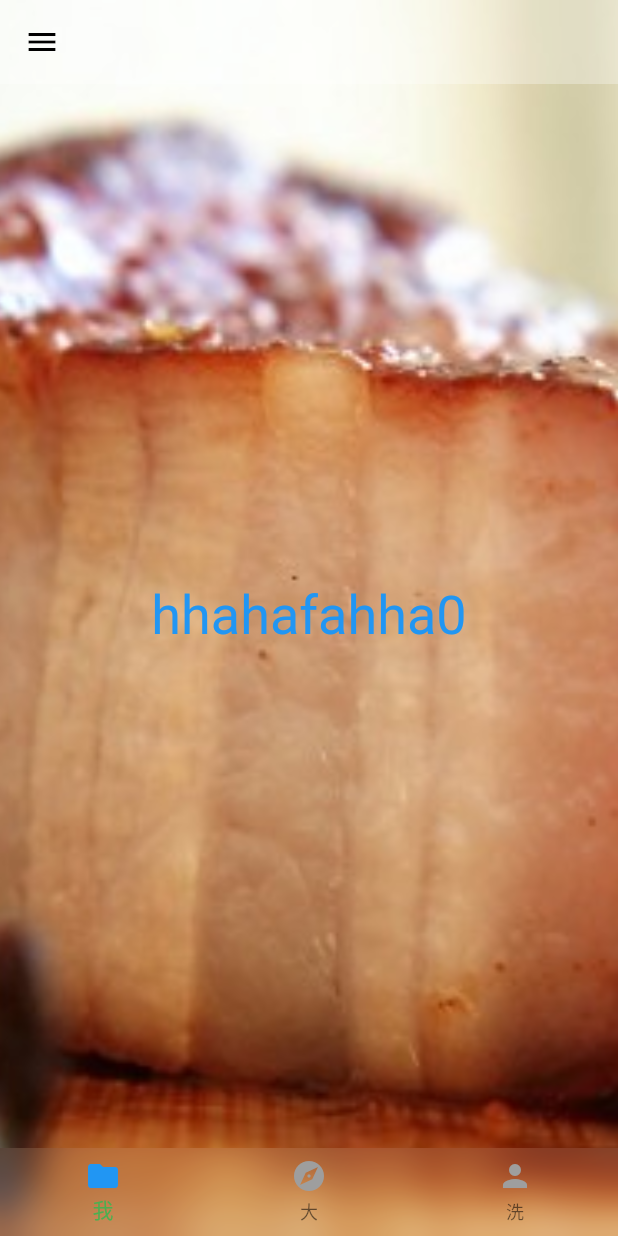
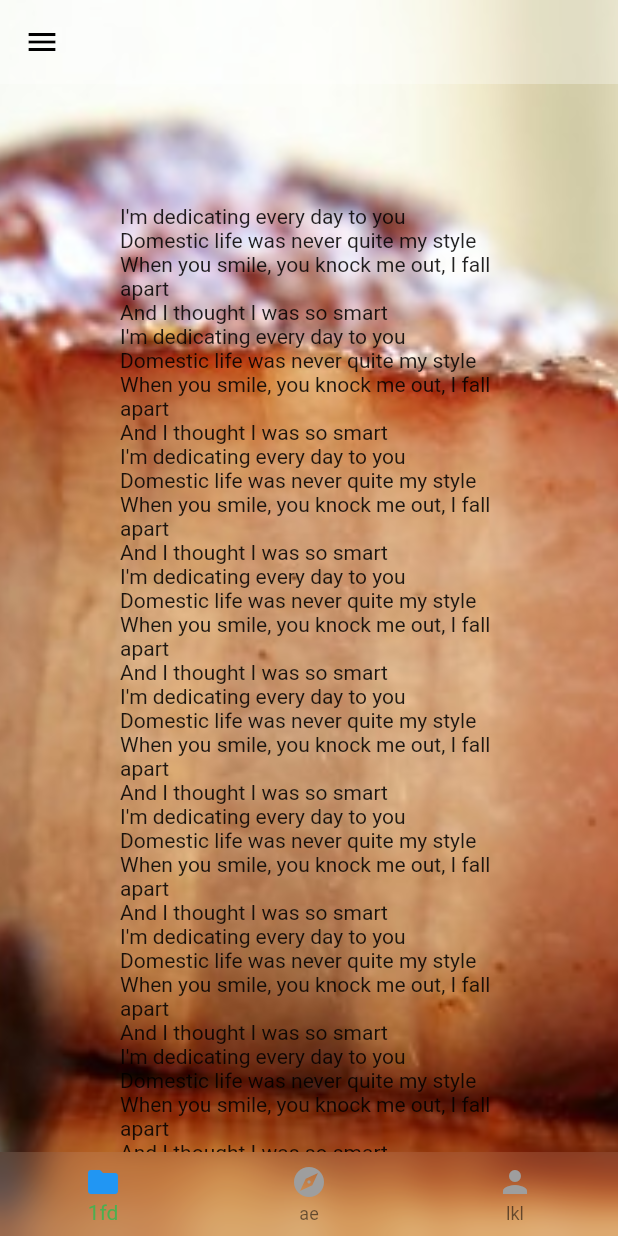
Before and after one commit to carpediemvv/flutter_buildself, a Flutter app: the screen it shows after launch, on a phone screen of 412 x 824 dp. Run offline on Flutter 3.47's test engine with Material 2 defaults, Android fonts, the light colour scheme and no system bars.

Commit message:
增加测试数据

```diff
--- a/lib/main.dart
+++ b/lib/main.dart
@@ -1,6 +1,4 @@
 import 'package:flutter/material.dart';
-import 'package:puyang/ExercisePage.dart';
-import 'package:puyang/CookingPage.dart';
 import 'package:puyang/tab_navigator.dart';
 
 import 'Test/ongenerateRoute.dart';
--- a/lib/tab_navigator.dart
+++ b/lib/tab_navigator.dart
@@ -2,10 +2,8 @@ import 'dart:ui';
 
 import 'package:flutter/cupertino.dart';
 import 'package:flutter/material.dart';
-import 'package:puyang/ExercisePage.dart';
 import 'package:puyang/widget/BlurOvalWidget.dart';
 
-import 'Test/test.dart';
 ///底部导航框架
 class TabNavigator extends StatefulWidget {
   @override
@@ -31,7 +29,36 @@ class _TabNavigatorState extends State<TabNavigator> {
           child: Stack(
             children: [
               Scaffold(
-                appBar: AppBar(
+                appBar: _topbar(),
+                backgroundColor: Colors.transparent,
+                drawer: _drawer(),
+                body: _body(),
+                bottomNavigationBar: BlurOvalWidget(BottomNavigationBar(
+                  elevation: 0,
+                  backgroundColor: Colors.transparent,
+                  currentIndex: _currentIndex,
+                  onTap: (index) {
+                    //修改状态
+                    setState(() {
+                      _currentIndex = index;
+                    });
+                  },
+                  items: [
+                    _bottomItem('1fd', Icons.folder, 0),
+                    _bottomItem('ae', Icons.explore, 1),
+                    _bottomItem('lkl', Icons.person, 2),
+                  ],
+                ),)
+              ),
+            ],
+          ),
+        )
+    );
+  }
+
+  //顶部导航栏
+  _topbar(){
+    return AppBar(
       leading: Builder(
         builder: (BuildContext context) {
           return IconButton(
@@ -44,10 +71,12 @@ class _TabNavigatorState extends State<TabNavigator> {
       ),
       backgroundColor: Colors.white30,
       elevation: 0,
-                ),
-                backgroundColor: Colors.transparent,
-                drawer: Container(
-                  child: Drawer(
+    );
+  }
+
+  //侧滑导航
+  _drawer(){
+    return Drawer(
       child:ListView(
         padding: EdgeInsets.zero,
         children: <Widget>[
@@ -67,43 +96,71 @@ class _TabNavigatorState extends State<TabNavigator> {
 
         ],
       ),
-                  ),
-                ),
+    );
+  }
 
-                floatingActionButtonLocation: FloatingActionButtonLocation.startTop,
-                body: Container(
+  //内容
+  _body(){
+    return Container(
       decoration: BoxDecoration(
           gradient: LinearGradient(colors: [
             Colors.transparent,
             Colors.transparent,
           ])),
       child: Center(
-                    child: Text(
-                      'hhahafahha$_currentIndex',
-                      style: TextStyle(fontSize: 36, color: Colors.blue),
+        child: ListView(
+          shrinkWrap: true,
+          padding: const EdgeInsets.all(80.0),
+          children: <Widget>[
+            const Text('I\'m dedicating every day to you'),
+            const Text('Domestic life was never quite my style'),
+            const Text('When you smile, you knock me out, I fall apart'),
+            const Text('And I thought I was so smart'), const Text('I\'m dedicating every day to you'),
+            const Text('Domestic life was never quite my style'),
+            const Text('When you smile, you knock me out, I fall apart'),
+            const Text('And I thought I was so smart'), const Text('I\'m dedicating every day to you'),
+            const Text('Domestic life was never quite my style'),
+            const Text('When you smile, you knock me out, I fall apart'),
+            const Text('And I thought I was so smart'), const Text('I\'m dedicating every day to you'),
+            const Text('Domestic life was never quite my style'),
+            const Text('When you smile, you knock me out, I fall apart'),
+            const Text('And I thought I was so smart'), const Text('I\'m dedicating every day to you'),
+            const Text('Domestic life was never quite my style'),
+            const Text('When you smile, you knock me out, I fall apart'),
+            const Text('And I thought I was so smart'), const Text('I\'m dedicating every day to you'),
+            const Text('Domestic life was never quite my style'),
+            const Text('When you smile, you knock me out, I fall apart'),
+            const Text('And I thought I was so smart'), const Text('I\'m dedicating every day to you'),
+            const Text('Domestic life was never quite my style'),
+            const Text('When you smile, you knock me out, I fall apart'),
+            const Text('And I thought I was so smart'), const Text('I\'m dedicating every day to you'),
+            const Text('Domestic life was never quite my style'),
+            const Text('When you smile, you knock me out, I fall apart'),
+            const Text('And I thought I was so smart'), const Text('I\'m dedicating every day to you'),
+            const Text('Domestic life was never quite my style'),
+            const Text('When you smile, you knock me out, I fall apart'),
+            const Text('And I thought I was so smart'), const Text('I\'m dedicating every day to you'),
+            const Text('Domestic life was never quite my style'),
+            const Text('When you smile, you knock me out, I fall apart'),
+            const Text('And I thought I was so smart'), const Text('I\'m dedicating every day to you'),
+            const Text('Domestic life was never quite my style'),
+            const Text('When you smile, you knock me out, I fall apart'),
+            const Text('And I thought I was so smart'), const Text('I\'m dedicating every day to you'),
+            const Text('Domestic life was never quite my style'),
+            const Text('When you smile, you knock me out, I fall apart'),
+            const Text('And I thought I was so smart'), const Text('I\'m dedicating every day to you'),
+            const Text('Domestic life was never quite my style'),
+            const Text('When you smile, you knock me out, I fall apart'),
+            const Text('And I thought I was so smart'), const Text('I\'m dedicating every day to you'),
+            const Text('Domestic life was never quite my style'),
+            const Text('When you smile, you knock me out, I fall apart'),
+            const Text('And I thought I was so smart'), const Text('I\'m dedicating every day to you'),
+            const Text('Domestic life was never quite my style'),
+            const Text('When you smile, you knock me out, I fall apart'),
+            const Text('And I thought I was so smart'),
+          ],
+        )
       ),
-                  ),
-                ),
-                bottomNavigationBar: BlurOvalWidget(BottomNavigationBar(
-                  elevation: 0,
-                  backgroundColor: Colors.transparent,
-                  currentIndex: _currentIndex,
-                  onTap: (index) {
-                    //修改状态
-                    setState(() {
-                      _currentIndex = index;
-                    });
-                  },
-                  items: [
-                    _bottomItem('我', Icons.folder, 0),
-                    _bottomItem('大', Icons.explore, 1),
-                    _bottomItem('洗', Icons.person, 2),
-                  ],
-                ),)
-              ),
-            ],
-          ),
-        )
     );
   }
 
--- a/lib/widget/BlurOvalWidget.dart
+++ b/lib/widget/BlurOvalWidget.dart
@@ -5,8 +5,7 @@ import 'package:flutter/material.dart';
 class BlurOvalWidget extends StatelessWidget {
   final Widget _widget;
 
-  BlurOvalWidget(this._widget) {
-  }
+  BlurOvalWidget(this._widget);
 
   @override
   Widget build(BuildContext context) {
```
Also changed, not shown: pubspec.lock. Lines whose indentation alone changed are shown as unchanged.
